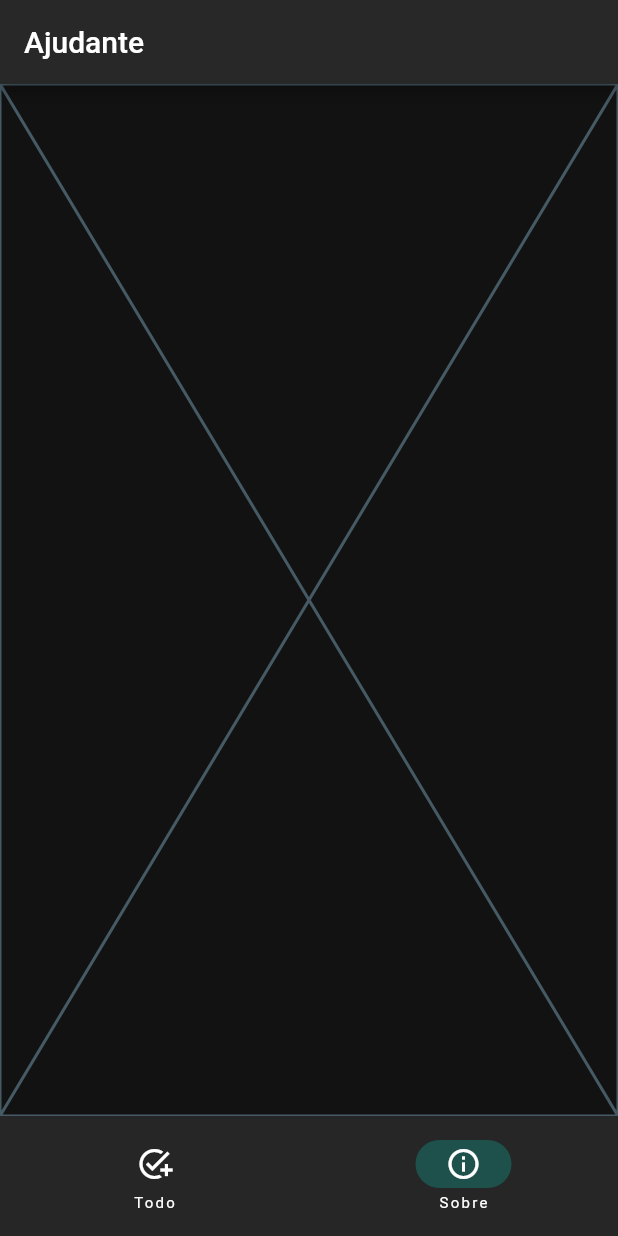
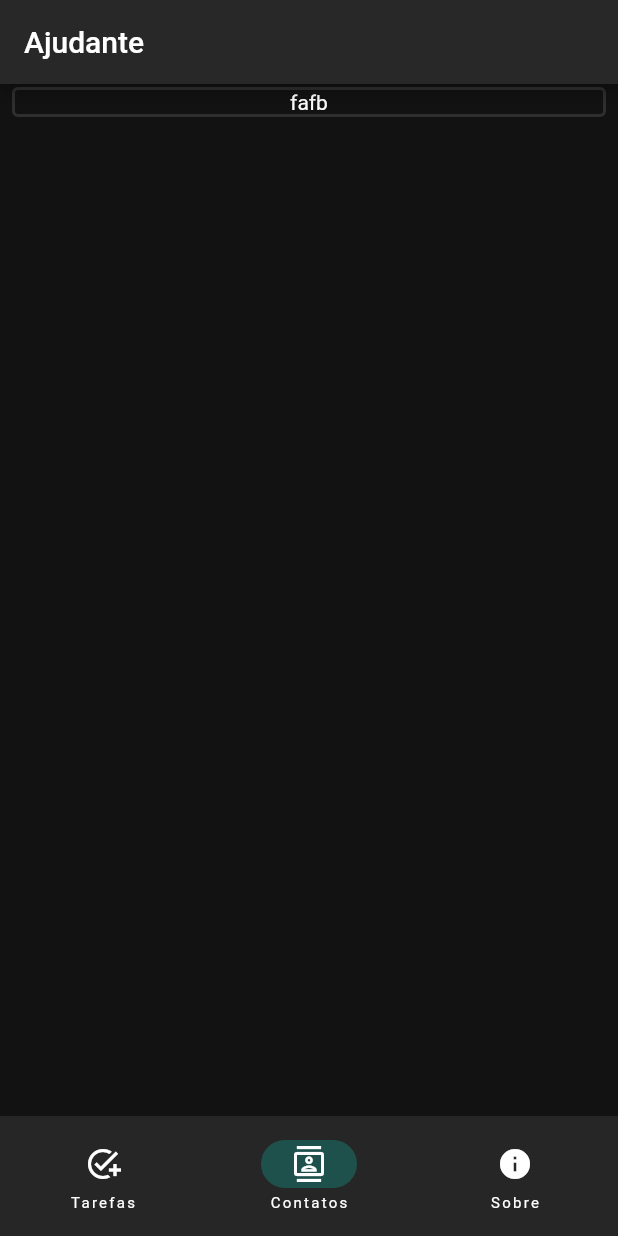
Before and after one commit to rafaelsalb/ajudante, a Flutter app: the screen it shows after launch, item 2 of the bottom bar chosen, on a phone screen of 412 x 824 dp. Run offline on Flutter 3.47's test engine with Material 2 defaults, Android fonts, the phone set to English and light mode, and no system bars.

Commit message:
Initiated implementation of contacts page.

```diff
--- a/lib/main.dart
+++ b/lib/main.dart
@@ -1,16 +1,20 @@
+import 'package:ajudante/widgets/ContactList.dart';
 import 'package:flutter/material.dart';
 import 'package:provider/provider.dart';
 import 'package:ajudante/widgets/TaskList.dart';
+import 'package:ajudante/pages/About.dart';
+import 'package:ajudante/pages/Contacts.dart';
 import 'package:ajudante/pages/Todo.dart';
-import 'package:ajudante/pages/About.dart';
 
 void main() {
-  runApp(
-    ChangeNotifierProvider(
+  runApp(MultiProvider(providers: [
+    ChangeNotifierProvider<TaskList>(
       create: (context) => TaskList(),
-      child: const MainApp()
-    )
-  );
+    ),
+    ChangeNotifierProvider<ContactList>(
+      create: (context) => ContactList(),
+    ),
+  ], child: const MainApp()));
 }
 
 class MainApp extends StatefulWidget {
@@ -24,15 +28,16 @@ class _MainAppState extends State<MainApp> {
   int currentPageIndex = 0;
   final List<Widget> pages = <Widget>[
     Todo(),
-    About(),
+    ContactsPage(),
+    const About(),
   ];
 
   @override
   Widget build(BuildContext context) {
     return MaterialApp(
-      theme: ThemeData.from(colorScheme: ColorScheme.dark()),
+        theme: ThemeData.from(colorScheme: const ColorScheme.dark()),
         home: Scaffold(
-        appBar: AppBar(title: Text("Ajudante")),
+          appBar: AppBar(title: const Text("Ajudante")),
           body: pages[currentPageIndex],
           bottomNavigationBar: NavigationBar(
             onDestinationSelected: (int index) {
@@ -41,20 +46,21 @@ class _MainAppState extends State<MainApp> {
               });
             },
             selectedIndex: currentPageIndex,
-          destinations: [
+            destinations: const [
               NavigationDestination(
                   selectedIcon: Icon(Icons.add_task_outlined),
                   icon: Icon(Icons.add_task),
-              label: 'Todo'
-            ),
+                  label: 'Tarefas'),
+              NavigationDestination(
+                  selectedIcon: Icon(Icons.contacts_outlined),
+                  icon: Icon(Icons.contacts),
+                  label: 'Contatos'),
               NavigationDestination(
                   selectedIcon: Icon(Icons.info_outlined),
                   icon: Icon(Icons.info),
-              label: 'Sobre'
-            ),
+                  label: 'Sobre'),
             ],
           ),
-      )
-    );
+        ));
   }
 }
--- /dev/null
+++ b/lib/pages/Contacts.dart
@@ -0,0 +1,37 @@
+import 'package:ajudante/widgets/Contact.dart';
+import 'package:ajudante/widgets/ContactList.dart';
+import 'package:flutter/material.dart';
+import 'package:provider/provider.dart';
+
+class ContactsPage extends StatefulWidget {
+  @override
+  State<StatefulWidget> createState() {
+    return ContactsPageState();
+  }
+}
+
+class ContactsPageState extends State<ContactsPage> {
+  @override
+  Widget build(BuildContext context) {
+    List<Contact> contacts =
+        Provider.of<ContactList>(context, listen: true).contacts;
+
+    return Column(
+      children: [
+        Expanded(
+          child: SizedBox(
+            child: ListView.builder(
+              itemCount: contacts.length,
+              itemBuilder: (context, index) {
+                return Padding(
+                  padding: const EdgeInsets.fromLTRB(8.0, 2.0, 8.0, 2.0),
+                  child: contacts[index],
+                );
+              },
+            ),
+          ),
+        ),
+      ],
+    );
+  }
+}
--- /dev/null
+++ b/lib/widgets/Contact.dart
@@ -0,0 +1,30 @@
+import 'package:flutter/material.dart';
+
+class Contact extends StatelessWidget {
+  late String name;
+  String? phone;
+  String? email;
+  String? address;
+
+  Contact(
+      {super.key,
+      required String this.name,
+      String? this.phone,
+      String? email,
+      String? address});
+
+  @override
+  Widget build(BuildContext context) {
+    return Container(
+      decoration: BoxDecoration(
+        border: Border.all(color: Theme.of(context).dividerColor, width: 2.0),
+        borderRadius: BorderRadius.circular(4.0),
+      ),
+      child: Column(
+        children: [
+          Text(name),
+        ],
+      ),
+    );
+  }
+}
--- /dev/null
+++ b/lib/widgets/ContactList.dart
@@ -0,0 +1,13 @@
+import 'package:ajudante/widgets/Contact.dart';
+import 'package:flutter/material.dart';
+
+class ContactList extends ChangeNotifier {
+  final List<Contact> _contacts = <Contact>[Contact(name: "fafb")];
+
+  List<Contact> get contacts => _contacts;
+
+  void addContact(Contact contact) {
+    _contacts.add(contact);
+    notifyListeners();
+  }
+}
--- a/lib/widgets/CreateTaskForm.dart
+++ b/lib/widgets/CreateTaskForm.dart
@@ -1,11 +1,10 @@
 import 'package:ajudante/widgets/Task.dart';
 import 'package:ajudante/widgets/TaskList.dart';
 import 'package:flutter/material.dart';
-import 'package:flutter/services.dart';
 import 'package:provider/provider.dart';
 
 class HasDeadlineCheckbox extends StatefulWidget {
-  HasDeadlineCheckboxState state = HasDeadlineCheckboxState();
+  final HasDeadlineCheckboxState state = HasDeadlineCheckboxState();
 
   HasDeadlineCheckbox({super.key});
   bool get isChecked => state.isChecked;
--- a/lib/widgets/Task.dart
+++ b/lib/widgets/Task.dart
@@ -4,8 +4,8 @@ import 'package:provider/provider.dart';
 
 class Task extends StatelessWidget {
   late int id;
-  late String title;
-  late String description;
+  final String title;
+  final String description;
 
   Task({super.key, required this.title, required this.description}) {
     this.id = DateTime.now().millisecond;
--- a/lib/widgets/TaskList.dart
+++ b/lib/widgets/TaskList.dart
@@ -8,9 +8,6 @@ class TaskList extends ChangeNotifier {
 
   void addTask(Task task) {
     _items.add(task);
-    for (var task in _items) {
-      print(task.title);
-    }
     notifyListeners();
   }
 
```
Lines whose indentation alone changed are shown as unchanged.
